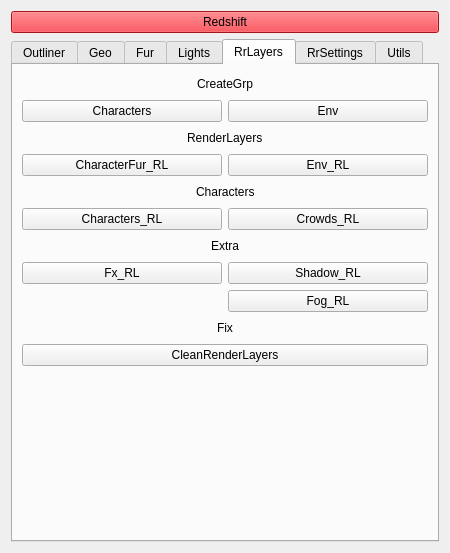
vfxsnake/AssemblingTK, file src/LightingTK/ZebraLTK.ui: the form before one commit.
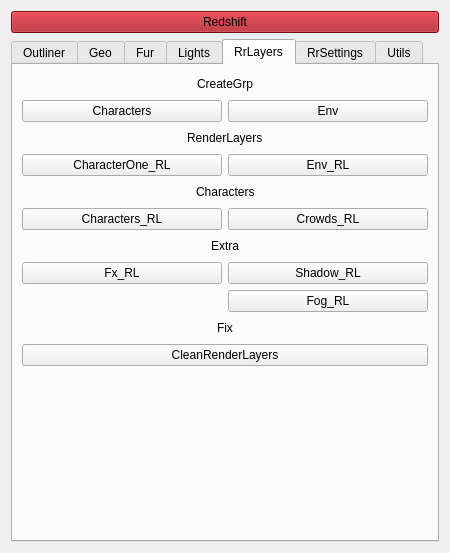
The form after the commit. The open tabs and pages were chosen to show the change.

What changed in the file:
```diff
--- a/src/LightingTK/ZebraLTK.ui
+++ b/src/LightingTK/ZebraLTK.ui
@@ -892,7 +892,7 @@
             <string>Select_Group and Create Render Layer.</string>
            </property>
            <property name="text">
-            <string>CharacterFur_RL</string>
+            <string>CharacterOne_RL</string>
            </property>
           </widget>
          </item>
@@ -1515,7 +1515,7 @@
    <item row="0" column="0">
     <widget class="QPushButton" name="pushButton_Redshift">
      <property name="styleSheet">
-      <string notr="true">background-color: rgb(237, 28 , 36);</string>
+      <string notr="true">background-color: rgb(170, 20 , 30);</string>
      </property>
      <property name="text">
       <string>Redshift</string>
```
Left out of the diff: 6 changed lines with no effect on the pictures.
